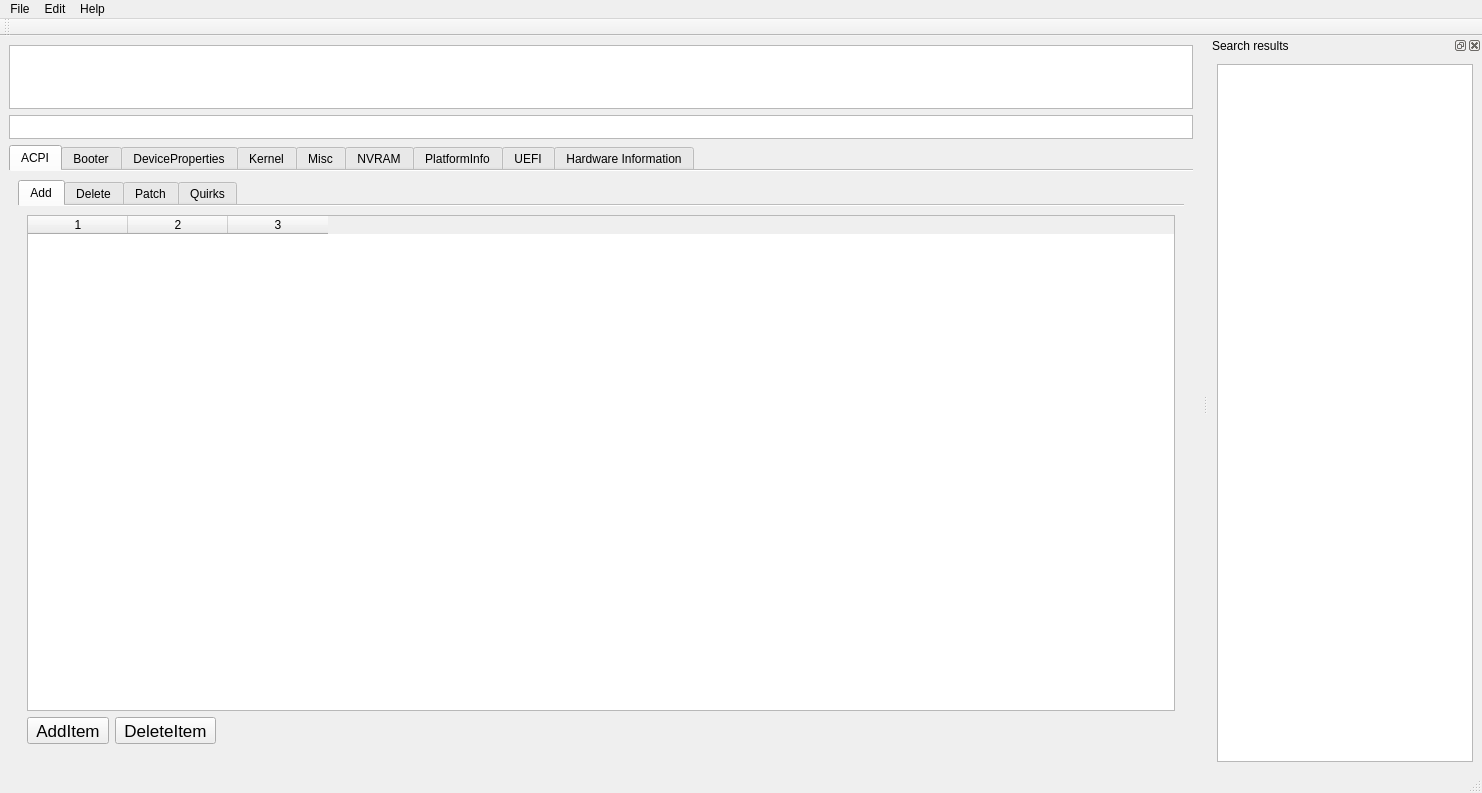
ic005k/OCAuxiliaryTools, file mainwindow.ui: the form before one commit.
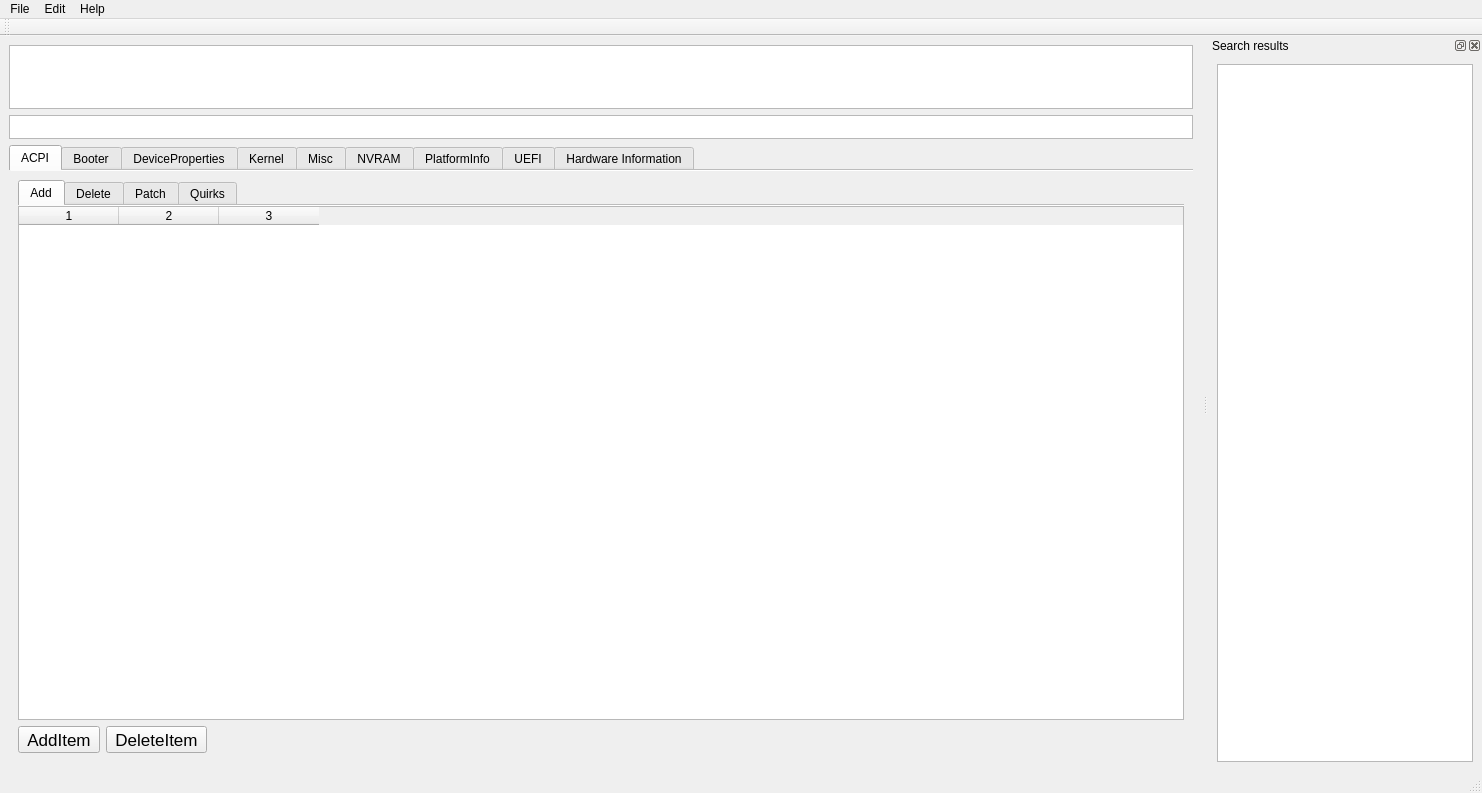
The form after the commit. The open tabs and pages were chosen to show the change. Icons and pictures are not drawn.

Diff of the .ui file:
```diff
--- a/mainwindow.ui
+++ b/mainwindow.ui
@@ -92,6 +92,18 @@
             <string>Add</string>
            </attribute>
            <layout class="QGridLayout" name="gridLayout_3">
+            <property name="leftMargin">
+             <number>0</number>
+            </property>
+            <property name="topMargin">
+             <number>0</number>
+            </property>
+            <property name="rightMargin">
+             <number>0</number>
+            </property>
+            <property name="bottomMargin">
+             <number>0</number>
+            </property>
             <item row="0" column="0" colspan="3">
              <widget class="QTableWidget" name="table_acpi_add">
               <property name="toolTip">
```
Left out of the diff: 132 changed lines with no effect on the pictures.
